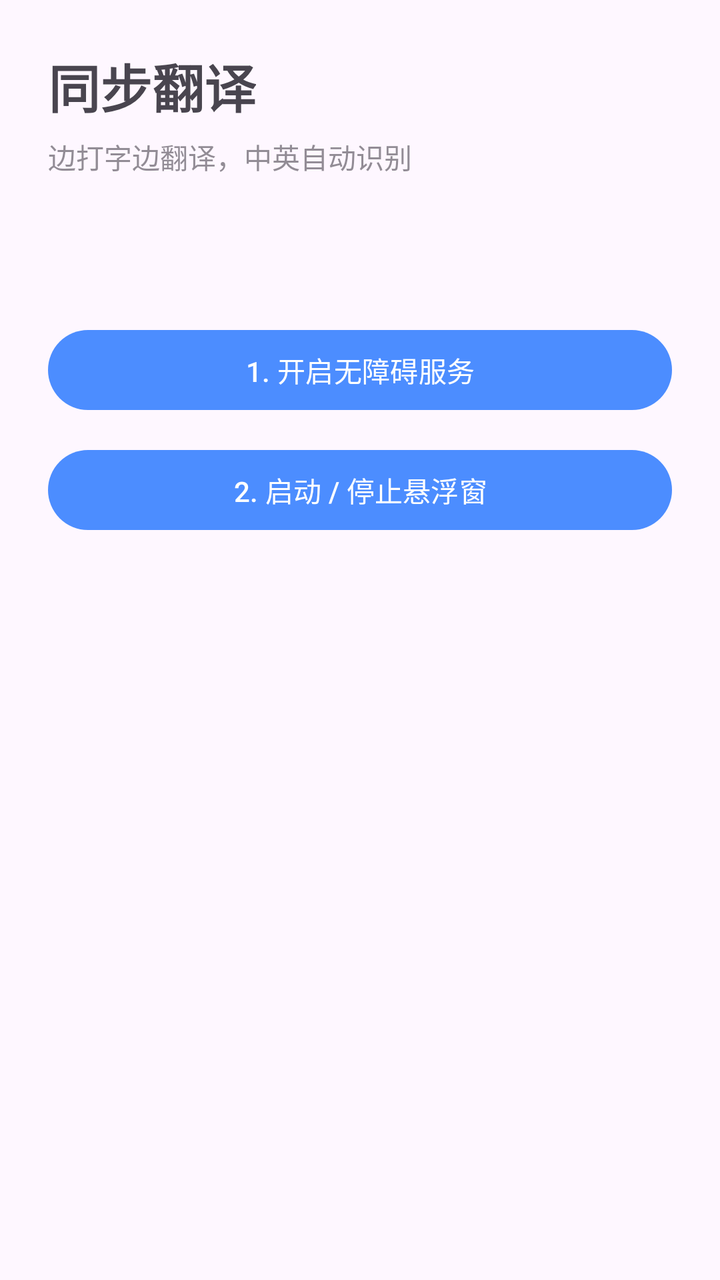
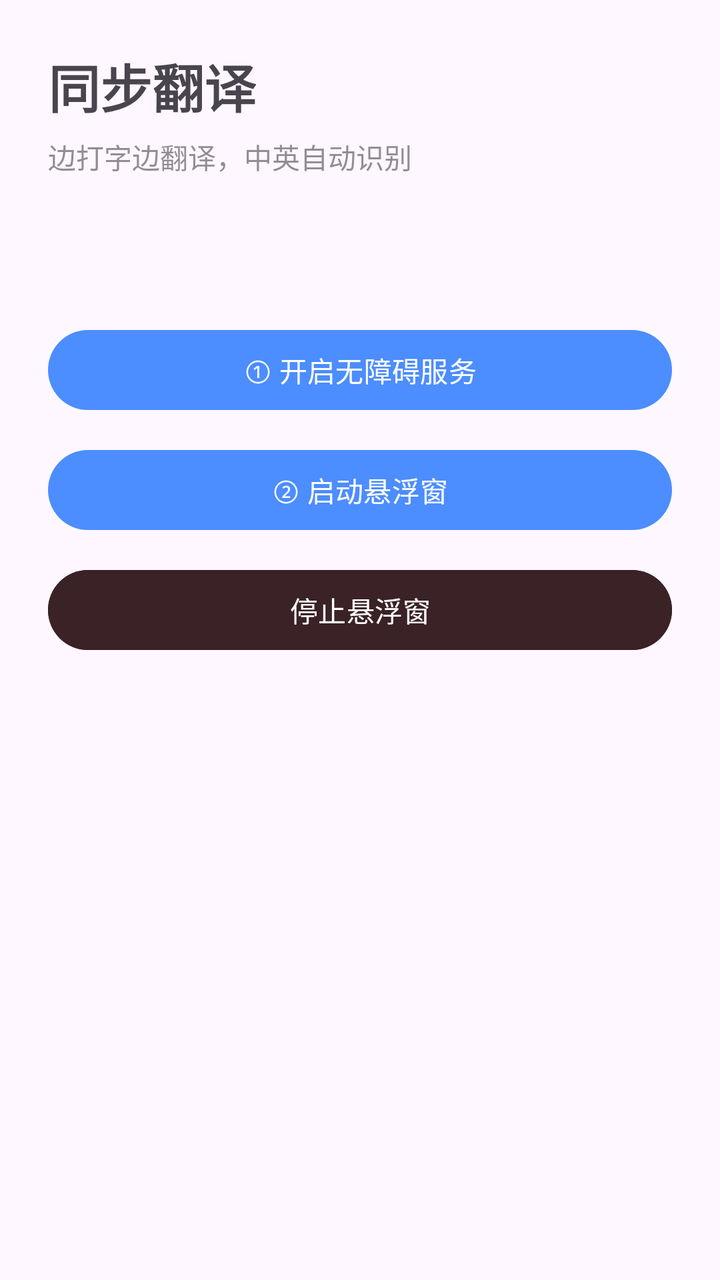

Before-and-after screenshots of an Android layout around one commit, followed by the original layout XML and the change that was made.
<!-- AndroidManifest.xml: application theme Theme.LiveTranslate -->
<!-- res/layout/activity_main.xml -->
<?xml version="1.0" encoding="utf-8"?>
<LinearLayout xmlns:android="http://schemas.android.com/apk/res/android"
    android:layout_width="match_parent"
    android:layout_height="match_parent"
    android:orientation="vertical"
    android:padding="24dp">

    <TextView
        android:layout_width="wrap_content"
        android:layout_height="wrap_content"
        android:text="同步翻译"
        android:textSize="26sp"
        android:textStyle="bold" />

    <TextView
        android:layout_width="wrap_content"
        android:layout_height="wrap_content"
        android:layout_marginTop="6dp"
        android:text="边打字边翻译，中英自动识别"
        android:alpha="0.6"
        android:textSize="14sp" />

    <TextView
        android:id="@+id/tvStatus"
        android:layout_width="match_parent"
        android:layout_height="wrap_content"
        android:layout_marginTop="28dp"
        android:textSize="15sp"
        android:lineSpacingExtra="4dp" />

    <Button
        android:id="@+id/btnAccess"
        android:layout_width="match_parent"
        android:layout_height="wrap_content"
        android:layout_marginTop="24dp"
        android:text="1. 开启无障碍服务" />

    <Button
        android:id="@+id/btnOverlay"
        android:layout_width="match_parent"
        android:layout_height="wrap_content"
        android:layout_marginTop="12dp"
        android:text="2. 启动 / 停止悬浮窗" />

</LinearLayout>
<!-- resources referenced by this layout -->
<resources>
  <style name="Theme.LiveTranslate" parent="Theme.Material3.DayNight.NoActionBar">
          <item name="colorPrimary">#4C8DFF</item>
      </style>
</resources>

<!-- the commit's change to res/layout/activity_main.xml (unified diff, before → after) -->
@@ -33,13 +33,21 @@
         android:layout_width="match_parent"
         android:layout_height="wrap_content"
         android:layout_marginTop="24dp"
-        android:text="1. 开启无障碍服务" />
+        android:text="① 开启无障碍服务" />
 
     <Button
         android:id="@+id/btnOverlay"
         android:layout_width="match_parent"
         android:layout_height="wrap_content"
         android:layout_marginTop="12dp"
-        android:text="2. 启动 / 停止悬浮窗" />
+        android:text="② 启动悬浮窗" />
+
+    <Button
+        android:id="@+id/btnStop"
+        android:layout_width="match_parent"
+        android:layout_height="wrap_content"
+        android:layout_marginTop="12dp"
+        android:backgroundTint="#3A2226"
+        android:text="停止悬浮窗" />
 
 </LinearLayout>
